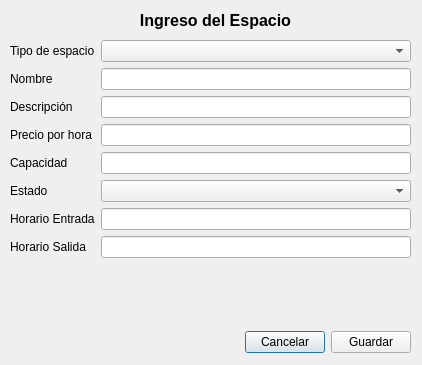
The window that agregarespaciowindow.ui (stsewd/polideportivo) describes before a commit, drawn with Qt 5.
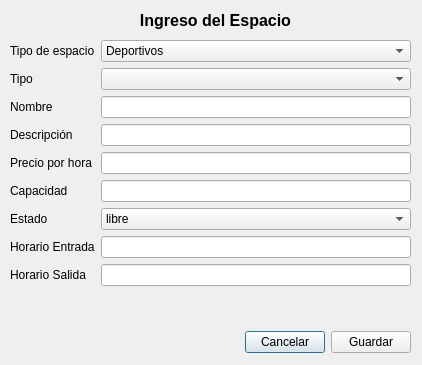
The same window after the commit.

Commit message: Venta espacio

Diff of the .ui file:
```diff
--- a/agregarespaciowindow.ui
+++ b/agregarespaciowindow.ui
@@ -26,7 +26,7 @@
     <string>&lt;html&gt;&lt;head/&gt;&lt;body&gt;&lt;p align=&quot;center&quot;&gt;&lt;span style=&quot; font-size:12pt; font-weight:600;&quot;&gt;Ingreso del Espacio&lt;/span&gt;&lt;/p&gt;&lt;/body&gt;&lt;/html&gt;</string>
    </property>
   </widget>
-  <widget class="QWidget" name="">
+  <widget class="QWidget" name="layoutWidget">
    <property name="geometry">
     <rect>
      <x>10</x>
@@ -46,78 +46,120 @@
        </widget>
       </item>
       <item row="1" column="1">
-       <widget class="QComboBox" name="cmbTipo"/>
+       <widget class="QComboBox" name="cmbTipoEspacio">
+        <item>
+         <property name="text">
+          <string>Deportivos</string>
+         </property>
+        </item>
+        <item>
+         <property name="text">
+          <string>Complementarios</string>
+         </property>
+        </item>
+       </widget>
       </item>
-      <item row="2" column="0">
+      <item row="3" column="0">
        <widget class="QLabel" name="label">
         <property name="text">
          <string>Nombre</string>
         </property>
        </widget>
       </item>
-      <item row="2" column="1">
+      <item row="3" column="1">
        <widget class="QLineEdit" name="txtNombre"/>
       </item>
-      <item row="3" column="0">
+      <item row="4" column="0">
        <widget class="QLabel" name="label_3">
         <property name="text">
          <string>Descripción</string>
         </property>
        </widget>
       </item>
-      <item row="3" column="1">
+      <item row="4" column="1">
        <widget class="QLineEdit" name="txtDescripcion"/>
       </item>
-      <item row="4" column="0">
+      <item row="5" column="0">
        <widget class="QLabel" name="label_2">
         <property name="text">
          <string>Precio por hora</string>
         </property>
        </widget>
       </item>
-      <item row="4" column="1">
+      <item row="5" column="1">
        <widget class="QLineEdit" name="txtPrecioPorHora"/>
       </item>
-      <item row="5" column="0">
+      <item row="6" column="0">
        <widget class="QLabel" name="label_6">
         <property name="text">
          <string>Capacidad</string>
         </property>
        </widget>
       </item>
-      <item row="5" column="1">
+      <item row="6" column="1">
        <widget class="QLineEdit" name="txtCapacidad"/>
       </item>
-      <item row="6" column="0">
+      <item row="7" column="0">
        <widget class="QLabel" name="label_4">
         <property name="text">
          <string>Estado</string>
         </property>
        </widget>
       </item>
-      <item row="6" column="1">
-       <widget class="QComboBox" name="cmbEstado"/>
+      <item row="7" column="1">
+       <widget class="QComboBox" name="cmbEstado">
+        <item>
+         <property name="text">
+          <string>libre</string>
+         </property>
+        </item>
+        <item>
+         <property name="text">
+          <string>ocupado</string>
+         </property>
+        </item>
+        <item>
+         <property name="text">
+          <string>reservado</string>
+         </property>
+        </item>
+        <item>
+         <property name="text">
+          <string>mantenimiento</string>
+         </property>
+        </item>
+       </widget>
       </item>
-      <item row="7" column="0">
+      <item row="8" column="0">
        <widget class="QLabel" name="label_5">
         <property name="text">
          <string>Horario Entrada</string>
         </property>
        </widget>
       </item>
-      <item row="7" column="1">
+      <item row="8" column="1">
        <widget class="QLineEdit" name="txtHorarioEntrada"/>
       </item>
-      <item row="8" column="0">
+      <item row="9" column="0">
        <widget class="QLabel" name="label_7">
         <property name="text">
          <string>Horario Salida</string>
         </property>
        </widget>
       </item>
-      <item row="8" column="1">
+      <item row="9" column="1">
        <widget class="QLineEdit" name="txtHorarioSalida"/>
       </item>
+      <item row="2" column="0">
+       <widget class="QLabel" name="label_10">
+        <property name="text">
+         <string>Tipo</string>
+        </property>
+       </widget>
+      </item>
+      <item row="2" column="1">
+       <widget class="QComboBox" name="cmbTipo"/>
+      </item>
      </layout>
     </item>
     <item>
```
